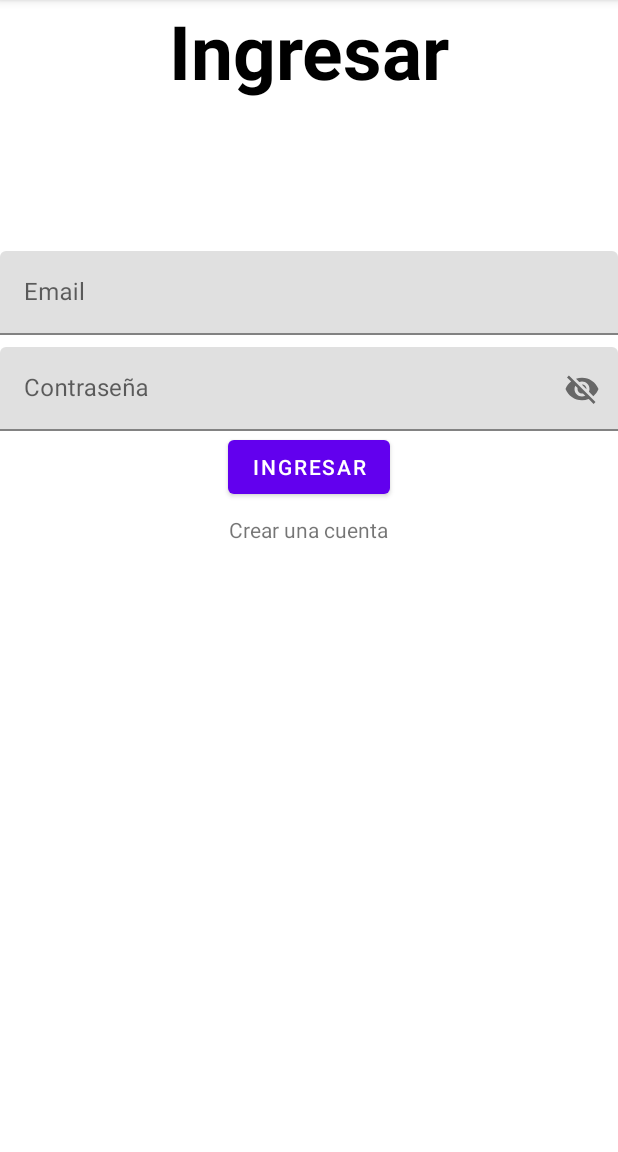
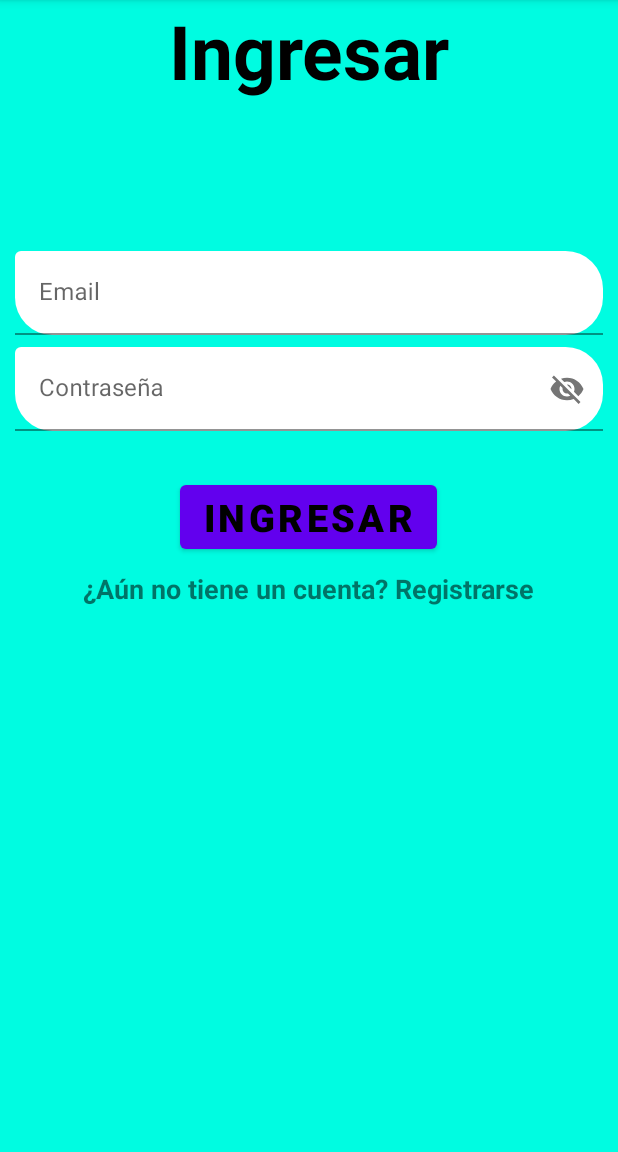
Before and after one commit to juannpmari/android-fishing-app, an Android app: the AuthFragment screen opened through its navigation route, on a phone screen of 412 x 824 dp, the part 84-1236 px from its top. Run offline under Robolectric (Android 15) with nearby library versions, the phone set to English and light mode, and no system bars; our stand-ins replace Firebase (no records; nobody signed in at launch, a user with empty details on screens opened directly); pictures from the network do not load.

Commit message:
radio button fixed

```diff
--- a/app/src/main/java/com/argentinapesca/argentinapesca/ui/home/MainScreenFragment.kt
+++ b/app/src/main/java/com/argentinapesca/argentinapesca/ui/home/MainScreenFragment.kt
@@ -22,6 +22,7 @@ import com.argentinapesca.argentinapesca.ui.MainScreenAdapter
 import com.argentinapesca.argentinapesca.ui.RecyclerBindingInterface
 import com.bumptech.glide.Glide
 import com.google.android.material.navigation.NavigationView
+import com.google.firebase.auth.FirebaseAuth
 import com.google.firebase.auth.FirebaseUser
 import com.google.firebase.auth.ktx.auth
 import com.google.firebase.firestore.ktx.firestore
@@ -69,18 +70,19 @@ class MainScreenFragment : Fragment(R.layout.fragment_main_screen),
         binding.spinnerSort.adapter = spinnerAdapter
 
 
+
+
         viewModel.fetchPost().observe(viewLifecycleOwner, Observer { list ->
 
             var sortedList = sortList(list)
-            setAdapter(sortedList)
+            checkRButton(sortedList, auth)
+
 
             binding.spinnerSort.onItemSelectedListener =
                 object : AdapterView.OnItemSelectedListener {
                     override fun onItemSelected(p0: AdapterView<*>?, p1: View?, p2: Int, p3: Long) {
                         sortedList = sortList(list)
-                        if (binding.rbMine.isChecked && auth.currentUser != null) setAdapter(
-                            sortedList.filter { s -> s.poster == auth.currentUser?.uid })
-                        else setAdapter(sortedList)
+                        checkRButton(sortedList,auth)
                     }
 
                     override fun onNothingSelected(p0: AdapterView<*>?) {
@@ -102,18 +104,19 @@ class MainScreenFragment : Fragment(R.layout.fragment_main_screen),
 
     fun sortList(list: List<Post>): List<Post> {
         var sortedList = listOf<Post>()
+
         when (binding.spinnerSort.selectedItem.toString()) {
             "ubicación" -> {
-                sortedList = list.sortedBy { it.place }
+                sortedList = list.sortedBy { it.place }.toMutableList()
             }
             "especie" -> {
                 sortedList = list.sortedBy { it.species }
             }
             "menor precio" -> {
-                sortedList = list.sortedBy { it.price }
+                sortedList = list.sortedBy { it.price}
             }
             "mayor precio" -> {
-                sortedList = list.sortedByDescending { it.price }
+                sortedList = list.sortedByDescending { it.price}
             }
             //Acá agregar las otras opciones
         }
@@ -125,13 +128,21 @@ class MainScreenFragment : Fragment(R.layout.fragment_main_screen),
         binding.rvMainScreen.adapter = adapter
     }
 
+    fun checkRButton(sortedList:List<Post>, auth:FirebaseAuth){
+        if (binding.rbMine.isChecked && auth.currentUser != null) setAdapter(
+            sortedList.filter { s -> s.poster == auth.currentUser?.uid })
+        else setAdapter(sortedList)
+    }
+
     val bindingInterface = object : RecyclerBindingInterface {
         override fun bindData(item: Post, view: View) {
             val itemBinding = PostItemBinding.bind(view)
             itemBinding.txtTitle.text = item.title
             itemBinding.txtPlace.text = "Ubicación: " + item.place
-            itemBinding.txtSpecies.text = "Especie:" + item.species.let{if(it.isNotEmpty()) it else "-"}
-            itemBinding.txtPrice.text = "Precio: $" + item.price.let{if(it.isNotEmpty()) it else "-"}
+            itemBinding.txtSpecies.text =
+                "Especie:" + item.species.let { if (it.isNotEmpty()) it else "-" }
+            itemBinding.txtPrice.text =
+                "Precio: $" + item.price.let { if (it.isNotEmpty()) it else "-" }
             if (item.image.size > 0) {
                 Glide.with(context!!).load(item.image[0]).into(itemBinding.imgPost)
             }
--- a/app/src/main/java/com/argentinapesca/argentinapesca/ui/newPost/addImagesFragment.kt
+++ b/app/src/main/java/com/argentinapesca/argentinapesca/ui/newPost/addImagesFragment.kt
@@ -38,7 +38,9 @@ class addImagesFragment : Fragment(R.layout.fragment_add_images) {
     companion object {
         private lateinit var binding: FragmentAddImagesBinding
         private var img_flag: Int = 0
-        var imageUriList = mutableListOf<Uri>(Uri.EMPTY,Uri.EMPTY,Uri.EMPTY,Uri.EMPTY,Uri.EMPTY,Uri.EMPTY)
+        //var imageUriList = mutableListOf<Uri>(Uri.EMPTY,Uri.EMPTY,Uri.EMPTY,Uri.EMPTY,Uri.EMPTY,Uri.EMPTY)
+        var imageUriList = MutableList(6){Uri.EMPTY}
+
 
         var imageUri_11 by Delegates.observable(Uri.EMPTY) { prop, old, new ->
             binding.img11.setImageURI(new)
--- a/app/src/main/res/layout/fragment_auth.xml
+++ b/app/src/main/res/layout/fragment_auth.xml
@@ -5,6 +5,7 @@
     android:layout_width="match_parent"
     android:layout_height="match_parent"
     android:orientation="vertical"
+    android:background="@color/back"
     tools:context=".ui.AuthFragment">
 
     <TextView
@@ -20,7 +21,14 @@
         android:layout_width="match_parent"
         android:layout_height="wrap_content"
         android:layout_marginTop="100dp"
-        android:hint="Email">
+        android:layout_marginLeft="10dp"
+        android:layout_marginRight="10dp"
+        app:boxBackgroundColor="@color/white"
+        app:boxCornerRadiusTopEnd="25dp"
+        app:boxCornerRadiusBottomEnd="25dp"
+        app:boxCornerRadiusBottomStart="25dp"
+        android:hint="Email"
+        app:hintTextColor="@color/black">
         <com.google.android.material.textfield.TextInputEditText
             android:id="@+id/edit_email"
             android:layout_width="match_parent"
@@ -31,6 +39,12 @@
         android:layout_width="match_parent"
         android:layout_height="wrap_content"
         android:layout_marginTop="8dp"
+        android:layout_marginLeft="10dp"
+        android:layout_marginRight="10dp"
+        app:boxBackgroundColor="@color/white"
+        app:boxCornerRadiusTopEnd="25dp"
+        app:boxCornerRadiusBottomEnd="25dp"
+        app:boxCornerRadiusBottomStart="25dp"
         app:passwordToggleEnabled="true"
         android:hint="Contraseña">
         <com.google.android.material.textfield.TextInputEditText
@@ -44,6 +58,12 @@
         android:layout_width="wrap_content"
         android:layout_height="wrap_content"
         android:layout_gravity="center_horizontal"
+        android:layout_marginTop="30dp"
+        android:layout_marginLeft="10dp"
+        android:layout_marginRight="10dp"
+        android:textColor="@color/black"
+        android:textSize="25sp"
+        android:textStyle="bold"
         android:text="Ingresar"/>
 
     <TextView
@@ -52,6 +72,8 @@
         android:layout_height="wrap_content"
         android:layout_marginTop="8dp"
         android:layout_gravity="center_horizontal"
-        android:text="Crear una cuenta"/>
+        android:textSize="18sp"
+        android:textStyle="bold"
+        android:text="¿Aún no tiene un cuenta? Registrarse"/>
 
 </LinearLayout>
--- a/app/src/main/res/values/colors.xml
+++ b/app/src/main/res/values/colors.xml
@@ -7,4 +7,5 @@
     <color name="teal_700">#FF018786</color>
     <color name="black">#FF000000</color>
     <color name="white">#FFFFFFFF</color>
+    <color name="back">#00FCE1</color>
 </resources>
```
